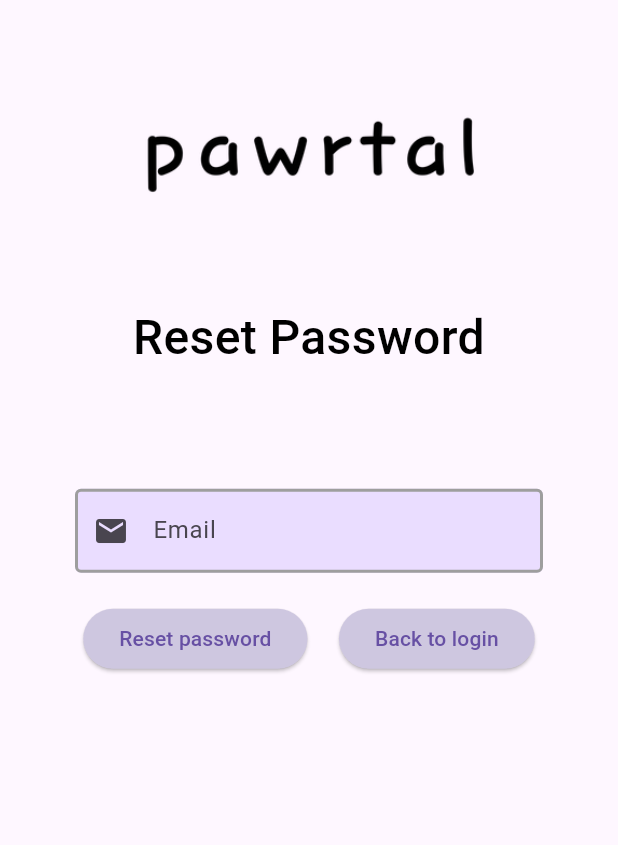
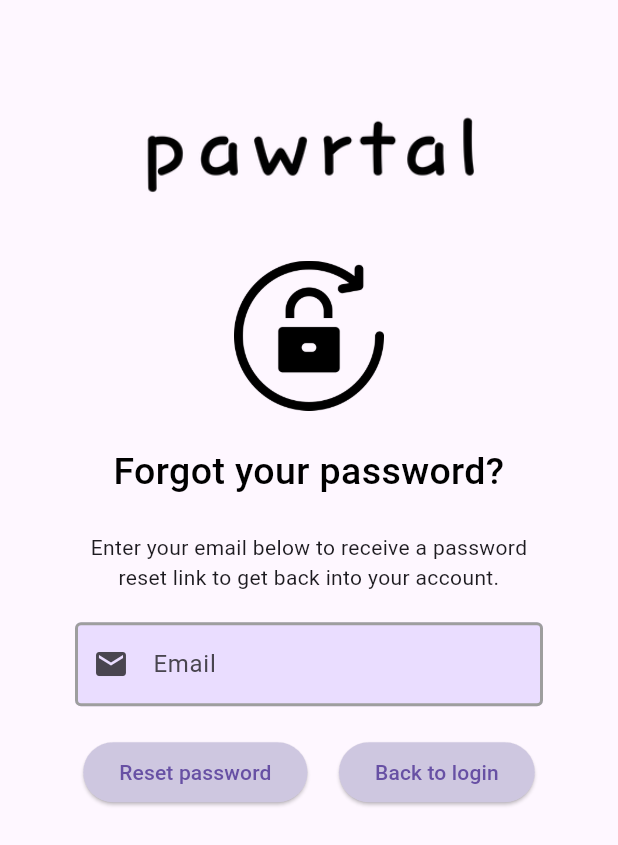
Before and after one commit to uniqly/pawrtal, a Flutter app: the screen it shows after launch, after a tap on "Sign in", after a tap on "Forgot password?", on a phone screen of 412 x 824 dp. Shown: the top 845 px of the screen. Run offline on Flutter 3.47's test engine with Material 3 defaults, Android fonts, the light colour scheme and no system bars; our stand-ins replace cloud_firestore, firebase_auth, firebase_core, flutter_spinkit, google_sign_in; accounts and stored records are empty.

Commit message:
Updated UI to add username and packages to lateset version

```diff
--- a/lib/screens/authenticate/forget_password.dart
+++ b/lib/screens/authenticate/forget_password.dart
@@ -29,19 +29,31 @@ class _ForgetPasswordState extends State<ForgetPassword> {
                 Center(
                   child: Image.asset('assets/app/pawrtal.png'),
                 ),
-                const SizedBox(height: 50.0),
+                Center(
+                  child: Image.asset(
+                    'assets/app/reset-password.png',
+                    height: 100.0,
+                    fit: BoxFit.contain,
+                  )
+                ),
+                const SizedBox(height: 40.0),
                 const Text(
-                  'Reset Password',
+                  'Forgot your password?',
                   textAlign: TextAlign.center,
                   style: TextStyle(
                     color: Colors.black,
-                    fontSize: 32,
+                    fontSize: 25,
                     fontFamily: 'Roboto',
                     fontWeight: FontWeight.w500,
                     height: 0.05,
                   )
                 ),
-                const SizedBox(height: 100.0),
+                const SizedBox(height: 40.0),
+                const Text(
+                  'Enter your email below to receive a password reset link to get back into your account.',
+                  textAlign: TextAlign.center,
+                  ),
+                const SizedBox(height: 20.0),
                 TextFormField(
                   decoration: textInputDecoration.copyWith(
                     hintText: 'Email',
--- a/lib/screens/authenticate/sign_in.dart
+++ b/lib/screens/authenticate/sign_in.dart
@@ -21,7 +21,7 @@ class _SignInState extends State<SignIn> {
   bool loading = false;
 
   // text field state
-  String email = '';
+  String emailOrUsername = '';
   String password = '';
   String error = '';
 
@@ -54,12 +54,12 @@ class _SignInState extends State<SignIn> {
                 const SizedBox(height: 50.0),
                 TextFormField(
                   decoration: textInputDecoration.copyWith(
-                    hintText: 'Email',
+                    hintText: 'Email or username',
                     prefixIcon: const Icon(Icons.email), // Add the email icon
                   ),
-                  validator: (val) => val!.isEmpty ? 'Enter an email' : null,
+                  validator: (val) => val!.isEmpty ? 'Enter an email or username' : null,
                   onChanged: (val) {
-                    setState(() => email = val);
+                    setState(() => emailOrUsername = val);
                   },
                 ),
                 const SizedBox(height: 20.0),
@@ -69,7 +69,7 @@ class _SignInState extends State<SignIn> {
                     prefixIcon: const Icon(Icons.lock),
                     ),
                   obscureText: true,
-                  validator: (val) => val!.length < 6 ? 'Enter a password 6+ chars long' : null,
+                  validator: (val) => val!.length < 8 ? 'Enter a password 8+ chars long' : null,
                   onChanged: (val) {
                     setState(() => password = val);
                   },
@@ -96,7 +96,7 @@ class _SignInState extends State<SignIn> {
                     onPressed: () async {
                       if (_formKey.currentState!.validate()) {
                         setState(() => loading = true);
-                        dynamic result = await _auth.signInWithEmailandPassword(email, password);
+                        dynamic result = await _auth.signInWithEmailandPassword(emailOrUsername, password);
                         if(result == null) {
                           setState(() {
                             error = 'Could not sign in with those credentials';
```
Also changed, not shown: lib/screens/onboarding/welcome.dart (added, +35 -0 lines), pubspec.yaml (+4 -3 lines), assets/app/reset-password.png (added), pubspec.lock.
